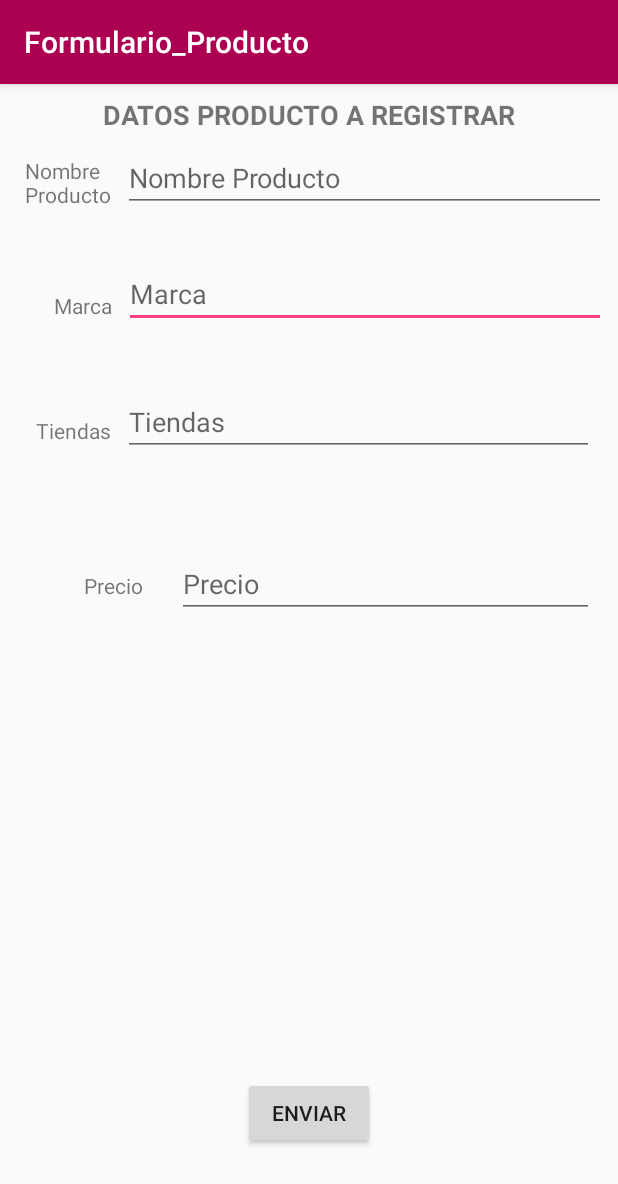
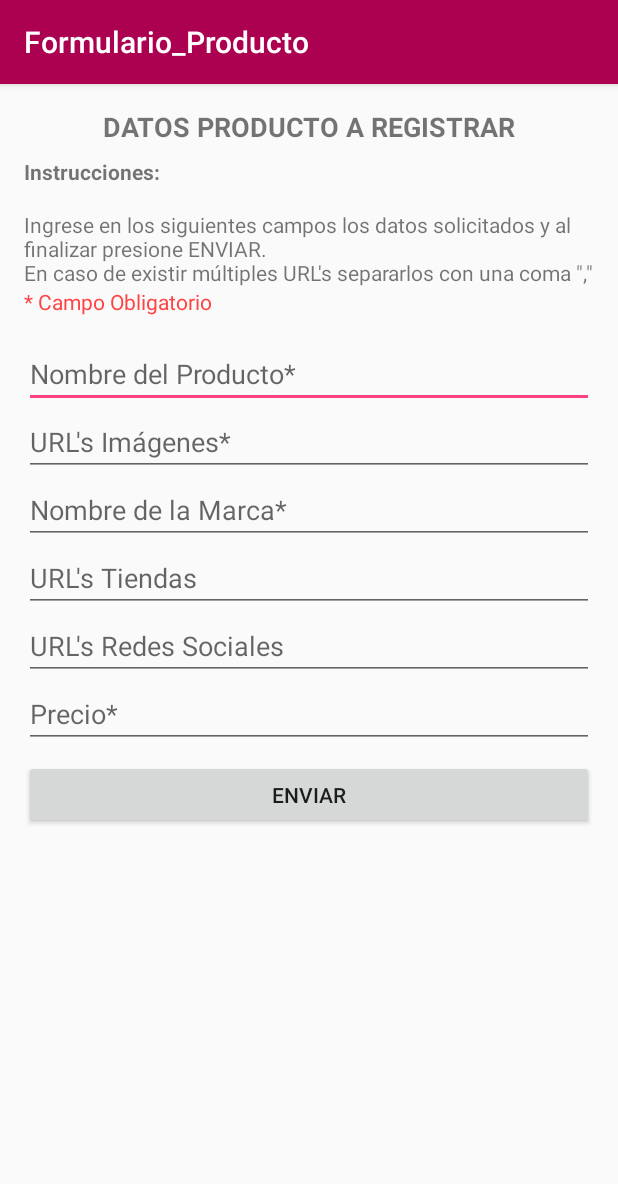
Before and after one commit to andsanav/Kuali, an Android app: the Formulario_Producto screen opened directly, with no data from a screen before it, on a phone screen of 412 x 824 dp. Shown: the top 1184 px of the screen. Run offline under Robolectric (Android 15) with nearby library versions, the phone set to English and light mode, and no system bars.

Commit message:
Cambio formulario para registro de productos

```diff
--- a/app/src/main/res/layout/content_formulario__producto.xml
+++ b/app/src/main/res/layout/content_formulario__producto.xml
@@ -8,163 +8,174 @@
     tools:context=".Formulario_Producto"
     tools:showIn="@layout/activity_formulario__producto">
 
-    <TextView
-        android:id="@+id/textView3"
-        android:layout_width="wrap_content"
-        android:layout_height="wrap_content"
-        android:layout_marginBottom="8dp"
+    <ScrollView
+        android:layout_width="match_parent"
+        android:layout_height="0dp"
         android:layout_marginEnd="8dp"
         android:layout_marginStart="8dp"
-        android:layout_marginTop="48dp"
-        android:text="Nombre\nProducto"
-        android:textSize="14sp"
-        app:layout_constraintBottom_toBottomOf="parent"
-        app:layout_constraintEnd_toEndOf="parent"
-        app:layout_constraintHorizontal_bias="0.025"
-        app:layout_constraintStart_toStartOf="parent"
-        app:layout_constraintTop_toTopOf="parent"
-        app:layout_constraintVertical_bias="0.0" />
-
-    <EditText
-        android:id="@+id/marca"
-        android:layout_width="0dp"
-        android:layout_height="wrap_content"
-        android:layout_marginEnd="8dp"
-        android:layout_marginStart="8dp"
-        android:layout_marginTop="32dp"
-        android:ems="10"
-        android:hint="Marca"
-        android:inputType="textPersonName"
-        app:layout_constraintEnd_toEndOf="parent"
-        app:layout_constraintHorizontal_bias="0.833"
-        app:layout_constraintStart_toEndOf="@+id/textView4"
-        app:layout_constraintTop_toBottomOf="@+id/nombre_producto" />
-
-    <EditText
-        android:id="@+id/nombre_producto"
-        android:layout_width="0dp"
-        android:layout_height="wrap_content"
-        android:layout_marginEnd="8dp"
-        android:layout_marginStart="8dp"
-        android:layout_marginTop="40dp"
-        android:ems="10"
-        android:hint="Nombre Producto"
-        android:inputType="textPersonName"
-        app:layout_constraintEnd_toEndOf="parent"
-        app:layout_constraintHorizontal_bias="0.714"
-        app:layout_constraintStart_toEndOf="@+id/textView3"
-        app:layout_constraintTop_toTopOf="parent" />
-
-    <EditText
-        android:id="@+id/tiendas"
-        android:layout_width="0dp"
-        android:layout_height="wrap_content"
-        android:layout_marginEnd="16dp"
-        android:layout_marginStart="8dp"
-        android:layout_marginTop="40dp"
-        android:ems="10"
-        android:hint="Tiendas"
-        android:inputType="textPersonName"
-        app:layout_constraintEnd_toEndOf="parent"
-        app:layout_constraintStart_toEndOf="@+id/textView5"
-        app:layout_constraintTop_toBottomOf="@+id/marca" />
-
-    <EditText
-        android:id="@+id/precio"
-        android:layout_width="278dp"
-        android:layout_height="wrap_content"
-        android:layout_marginBottom="8dp"
-        android:layout_marginEnd="16dp"
-        android:layout_marginStart="8dp"
-        android:layout_marginTop="52dp"
-        android:ems="10"
-        android:hint="Precio"
-        android:inputType="numberDecimal"
-        app:layout_constraintBottom_toBottomOf="parent"
-        app:layout_constraintEnd_toEndOf="parent"
-        app:layout_constraintHorizontal_bias="1.0"
-        app:layout_constraintStart_toStartOf="parent"
-        app:layout_constraintTop_toBottomOf="@+id/tiendas"
-        app:layout_constraintVertical_bias="0.025" />
-
-    <TextView
-        android:id="@+id/textView4"
-        android:layout_width="wrap_content"
-        android:layout_height="wrap_content"
-        android:layout_marginBottom="8dp"
-        android:layout_marginEnd="8dp"
-        android:layout_marginStart="36dp"
-        android:layout_marginTop="48dp"
-        android:text="Marca"
-        android:textSize="14sp"
+        android:layout_marginTop="8dp"
         app:layout_constraintBottom_toBottomOf="parent"
         app:layout_constraintEnd_toEndOf="parent"
         app:layout_constraintHorizontal_bias="0.0"
         app:layout_constraintStart_toStartOf="parent"
-        app:layout_constraintTop_toBottomOf="@+id/textView3"
-        app:layout_constraintVertical_bias="0.011" />
+        app:layout_constraintTop_toTopOf="parent">
 
-    <TextView
-        android:id="@+id/textView5"
-        android:layout_width="wrap_content"
+        <LinearLayout
+            android:layout_width="match_parent"
             android:layout_height="wrap_content"
-        android:layout_marginBottom="8dp"
-        android:layout_marginEnd="8dp"
-        android:layout_marginStart="24dp"
-        android:layout_marginTop="64dp"
-        android:text="Tiendas"
-        android:textSize="14sp"
-        app:layout_constraintBottom_toBottomOf="parent"
-        app:layout_constraintEnd_toEndOf="parent"
-        app:layout_constraintHorizontal_bias="0.0"
-        app:layout_constraintStart_toStartOf="parent"
-        app:layout_constraintTop_toBottomOf="@+id/textView4"
-        app:layout_constraintVertical_bias="0.0" />
-
-    <TextView
-        android:id="@+id/textView6"
-        android:layout_width="wrap_content"
-        android:layout_height="wrap_content"
-        android:layout_marginBottom="8dp"
-        android:layout_marginEnd="8dp"
-        android:layout_marginStart="8dp"
-        android:layout_marginTop="84dp"
-        android:text="Precio"
-        android:textSize="14sp"
-        app:layout_constraintBottom_toBottomOf="parent"
-        app:layout_constraintEnd_toStartOf="@+id/precio"
-        app:layout_constraintHorizontal_bias="0.764"
-        app:layout_constraintStart_toStartOf="parent"
-        app:layout_constraintTop_toBottomOf="@+id/textView5"
-        app:layout_constraintVertical_bias="0.0" />
-
-    <Button
-        android:id="@+id/enviar"
-        android:layout_width="wrap_content"
-        android:layout_height="wrap_content"
-        android:layout_marginBottom="32dp"
-        android:layout_marginEnd="8dp"
-        android:layout_marginStart="8dp"
-        android:layout_marginTop="8dp"
-        android:onClick="enviar_informacion"
-        android:text="enviar"
-        app:layout_constraintBottom_toBottomOf="parent"
-        app:layout_constraintEnd_toEndOf="parent"
-        app:layout_constraintStart_toStartOf="parent"
-        app:layout_constraintTop_toTopOf="parent"
-        app:layout_constraintVertical_bias="0.962" />
+            android:orientation="vertical">
 
             <TextView
                 android:id="@+id/textView7"
-        android:layout_width="wrap_content"
+                android:layout_width="match_parent"
                 android:layout_height="wrap_content"
                 android:layout_marginEnd="8dp"
                 android:layout_marginStart="8dp"
                 android:layout_marginTop="8dp"
+                android:layout_weight="1"
                 android:text="DATOS PRODUCTO A REGISTRAR"
+                android:textAlignment="center"
                 android:textSize="18sp"
                 android:textStyle="bold"
                 app:layout_constraintEnd_toEndOf="parent"
                 app:layout_constraintStart_toStartOf="parent"
                 app:layout_constraintTop_toTopOf="parent" />
+
+            <TextView
+                android:id="@+id/textView5"
+                android:layout_width="match_parent"
+                android:layout_height="wrap_content"
+                android:layout_marginBottom="8dp"
+                android:layout_marginEnd="8dp"
+                android:layout_marginStart="8dp"
+                android:layout_marginTop="8dp"
+                android:layout_weight="1"
+                android:text="Instrucciones:"
+                android:textStyle="bold"
+                app:layout_constraintBottom_toTopOf="@+id/linearLayout"
+                app:layout_constraintEnd_toEndOf="parent"
+                app:layout_constraintHorizontal_bias="0.028"
+                app:layout_constraintStart_toStartOf="parent"
+                app:layout_constraintTop_toBottomOf="@+id/textView7"
+                app:layout_constraintVertical_bias="0.0" />
+
+            <ScrollView
+                android:layout_width="match_parent"
+                android:layout_height="match_parent"
+                android:layout_marginBottom="8dp"
+                android:layout_marginEnd="8dp"
+                android:layout_marginStart="8dp"
+                android:layout_marginTop="8dp"
+                android:layout_weight="1"
+                app:layout_constraintBottom_toBottomOf="@+id/enviar"
+                app:layout_constraintEnd_toEndOf="parent"
+                app:layout_constraintHorizontal_bias="0.0"
+                app:layout_constraintStart_toStartOf="parent"
+                app:layout_constraintTop_toBottomOf="@+id/textView7"
+                app:layout_constraintVertical_bias="0.051">
+
+                <LinearLayout
+                    android:layout_width="match_parent"
+                    android:layout_height="wrap_content"
+                    android:orientation="vertical">
+
+                    <TextView
+                        android:id="@+id/textView6"
+                        android:layout_width="match_parent"
+                        android:layout_height="wrap_content"
+                        android:text="Ingrese en los siguientes campos los datos solicitados y al finalizar presione ENVIAR.\nEn caso de existir múltiples URL's separarlos con una coma &quot;,&quot;" />
+
+                    <TextView
+                        android:id="@+id/textView9"
+                        android:layout_width="match_parent"
+                        android:layout_height="wrap_content"
+                        android:text="* Campo Obligatorio"
+                        android:textColor="@android:color/holo_red_light" />
+                </LinearLayout>
+            </ScrollView>
+
+            <LinearLayout
+                android:id="@+id/linearLayout"
+                android:layout_width="match_parent"
+                android:layout_height="match_parent"
+                android:layout_marginBottom="8dp"
+                android:layout_marginEnd="8dp"
+                android:layout_marginStart="8dp"
+                android:layout_marginTop="8dp"
+                android:layout_weight="1"
+                android:orientation="vertical"
+                app:layout_constraintBottom_toBottomOf="parent"
+                app:layout_constraintEnd_toEndOf="parent"
+                app:layout_constraintHorizontal_bias="0.0"
+                app:layout_constraintStart_toStartOf="parent"
+                app:layout_constraintTop_toTopOf="parent"
+                app:layout_constraintVertical_bias="0.684">
+
+                <EditText
+                    android:id="@+id/nombre_producto"
+                    android:layout_width="match_parent"
+                    android:layout_height="wrap_content"
+                    android:ems="10"
+                    android:hint="Nombre del Producto*"
+                    android:inputType="textPersonName" />
+
+                <EditText
+                    android:id="@+id/url_imagen"
+                    android:layout_width="match_parent"
+                    android:layout_height="wrap_content"
+                    android:ems="10"
+                    android:hint="URL's Imágenes*"
+                    android:inputType="textPersonName" />
+
+                <EditText
+                    android:id="@+id/marca"
+                    android:layout_width="match_parent"
+                    android:layout_height="wrap_content"
+                    android:ems="10"
+                    android:hint="Nombre de la Marca*"
+                    android:inputType="textPersonName" />
+
+                <EditText
+                    android:id="@+id/tiendas"
+                    android:layout_width="match_parent"
+                    android:layout_height="wrap_content"
+                    android:ems="10"
+                    android:hint="URL's Tiendas"
+                    android:inputType="textPersonName" />
+
+                <EditText
+                    android:id="@+id/sociales"
+                    android:layout_width="match_parent"
+                    android:layout_height="wrap_content"
+                    android:ems="10"
+                    android:hint="URL's Redes Sociales"
+                    android:inputType="textPersonName" />
+
+                <EditText
+                    android:id="@+id/precio"
+                    android:layout_width="match_parent"
+                    android:layout_height="wrap_content"
+                    android:ems="10"
+                    android:hint="Precio*"
+                    android:inputType="numberDecimal" />
+
+            </LinearLayout>
+
+            <Button
+                android:id="@+id/enviar"
+                android:layout_width="match_parent"
+                android:layout_height="46dp"
+                android:layout_marginBottom="4dp"
+                android:layout_marginEnd="8dp"
+                android:layout_marginStart="8dp"
+                android:layout_weight="1"
+                android:onClick="validar_informacion"
+                android:text="enviar"
+                app:layout_constraintBottom_toBottomOf="parent"
+                app:layout_constraintEnd_toEndOf="parent"
+                app:layout_constraintStart_toStartOf="parent" />
+
+        </LinearLayout>
+    </ScrollView>
+
 </android.support.constraint.ConstraintLayout>
```
Also changed, not shown: app/src/main/java/mx/itesm/kuali/kuali/Formulario_Producto.java (+116 -1 lines). Lines whose indentation alone changed are shown as unchanged.
